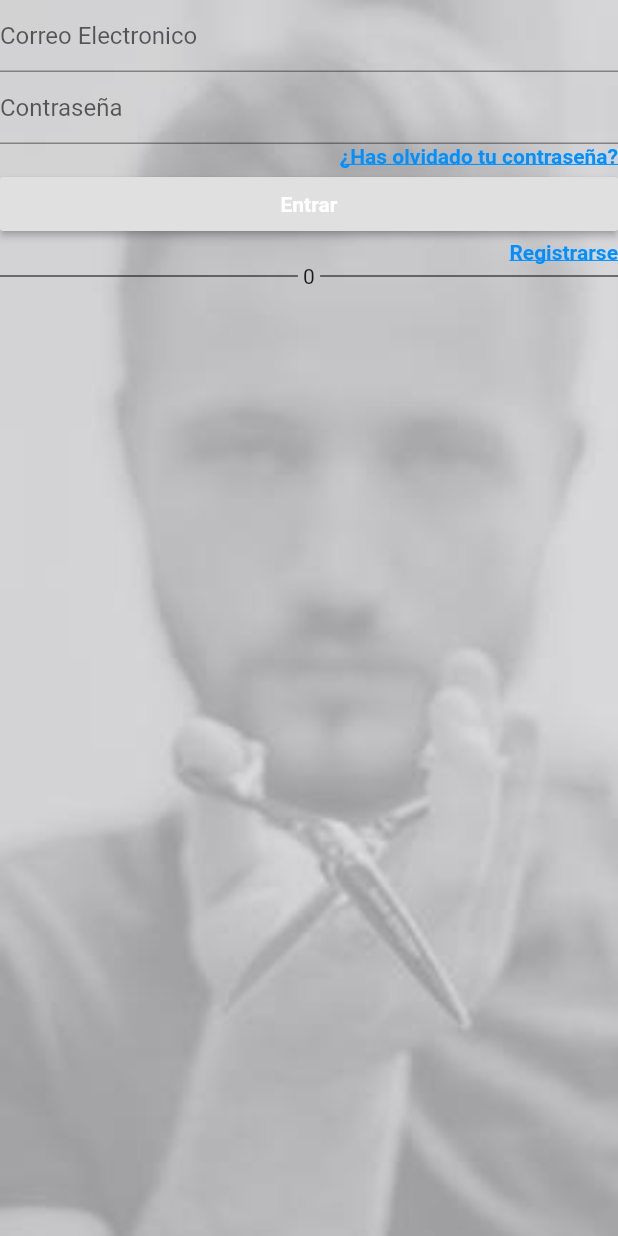
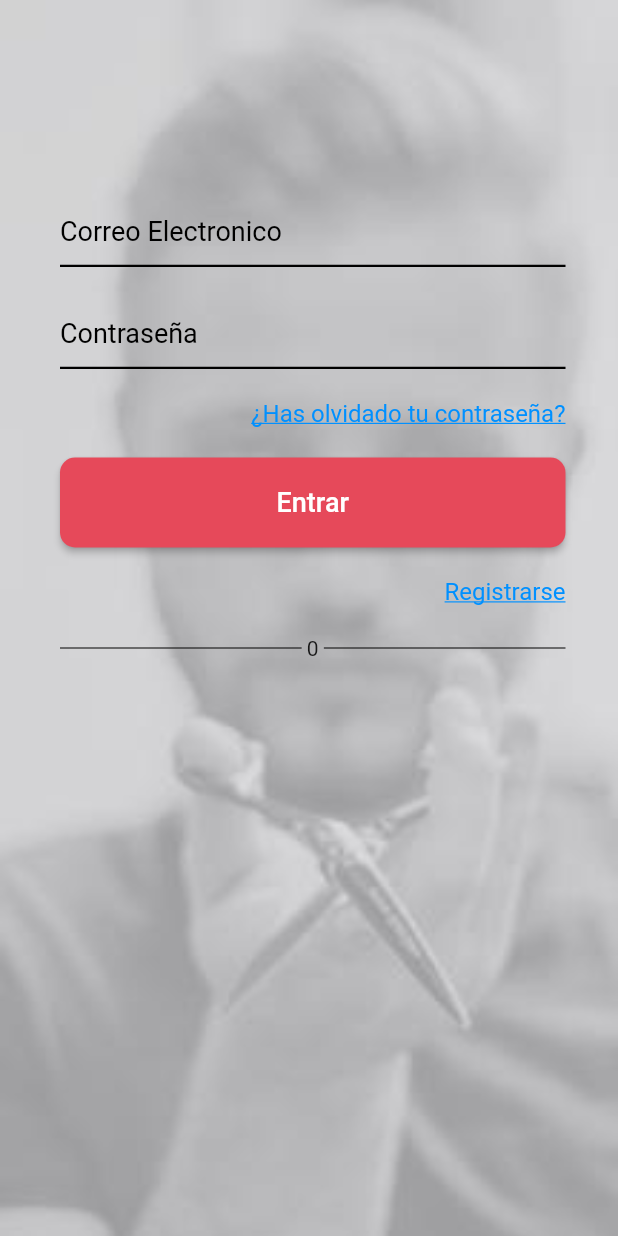
Before and after one commit to Canarygo1/cutHair, a Flutter app: the screen it shows after launch, on a phone screen of 412 x 824 dp. Run offline on Flutter 3.47's test engine with Material 2 defaults, Android fonts, the phone set to English and light mode, and no system bars.

Commit message:
login prueba

```diff
--- a/lib/login.dart
+++ b/lib/login.dart
@@ -5,10 +5,21 @@ class login extends StatelessWidget {
 
   Widget emailTextField(){
     return Padding(
-      padding: const EdgeInsets.fromLTRB(0.0, 0.0, 0.0, 0.0),
+      padding: const EdgeInsets.fromLTRB(40.0, 130.0, 35.0, 20.0),
       child: TextFormField(
         decoration: InputDecoration(
           hintText: 'Correo Electronico',
+          enabledBorder: const UnderlineInputBorder(
+            borderSide: const BorderSide(color: Colors.black, width: 1.5),
+          ),
+          hintStyle: TextStyle(
+            color: Colors.black,
+            fontSize: 18.0,
+          ),
+        ),
+        style: TextStyle(
+          color: Colors.black,
+          fontSize: 18.0,
         ),
       ),
     );
@@ -16,19 +27,29 @@ class login extends StatelessWidget {
 
   Widget passWordTextField(){
     return Padding(
-      padding: const EdgeInsets.fromLTRB(0.0, 0.0, 0.0, 0.0),
+      padding: const EdgeInsets.fromLTRB(40.0, 0.0, 35.0, 20.0),
       child: TextFormField(
         decoration: InputDecoration(
           hintText: 'Contraseña',
+          enabledBorder: const UnderlineInputBorder(
+            borderSide: const BorderSide(color: Colors.black, width: 1.5),
+          ),
+          hintStyle: TextStyle(
+            color: Colors.black,
+            fontSize: 18.0,
+          ),
         ),
         obscureText: true,
+        style: TextStyle(
+          color: Colors.black,
         ),
+      )
     );
   }
 
   Widget TextForgetPassword(){
     return Container(
-      padding: EdgeInsets.fromLTRB(0.0, 0.0, 0.0, 0.0),
+      padding: EdgeInsets.fromLTRB(40.0, 0.0, 35.0, 20.0),
       child: GestureDetector(
         onTap: (){
 
@@ -38,9 +59,9 @@ class login extends StatelessWidget {
           textAlign: TextAlign.right,
           style: TextStyle(
             color: Color.fromRGBO(0, 144, 255, 1),
-            fontWeight: FontWeight.bold,
             decoration: TextDecoration.underline,
             decorationColor: Color.fromRGBO(0, 144, 255, 1),
+            fontSize: 16.0,
           ),
         ),
       )
@@ -49,25 +70,32 @@ class login extends StatelessWidget {
 
   Widget buttonLoginIn(){
     return Container(
-      padding: const EdgeInsets.fromLTRB(0.0, 0.0, 0.0, 0.0),
+      padding: const EdgeInsets.fromLTRB(40.0, 0.0, 35.0, 20.0),
+      child: ButtonTheme(
         child: RaisedButton(
           child: Text(
             'Entrar',
             style: TextStyle(
               color: Colors.white,
-            fontWeight: FontWeight.bold,
+              fontSize: 18.0,
             ),
           ),
           onPressed: (){
 
           },
+          shape: RoundedRectangleBorder(
+            borderRadius: new BorderRadius.circular(10.0),
+          ),
+        ),
+        height: 60.0,
+        buttonColor: Color.fromRGBO(230, 73, 90, 1),
       ),
     );
   }
 
   Widget TextRegister(){
     return Container(
-      padding: EdgeInsets.fromLTRB(0.0, 0.0, 0.0, 0.0),
+        padding: EdgeInsets.fromLTRB(40.0, 0.0, 35.0, 20.0),
         child: GestureDetector(
           onTap: (){
 
@@ -77,9 +105,9 @@ class login extends StatelessWidget {
             textAlign: TextAlign.right,
             style: TextStyle(
               color: Color.fromRGBO(0, 144, 255, 1),
-              fontWeight: FontWeight.bold,
               decoration: TextDecoration.underline,
               decorationColor: Color.fromRGBO(0, 144, 255, 1),
+              fontSize: 16.0,
             ),
           ),
         )
@@ -88,15 +116,24 @@ class login extends StatelessWidget {
 
   Widget lineDivisor(){
     return Container(
-      padding: EdgeInsets.fromLTRB(0.0, 0.0, 0.0, 0.0),
+      padding: EdgeInsets.fromLTRB(40.0, 0.0, 35.0, 20.0),
       child: Row(
         children: [
-
-          Expanded(child: Divider(height: 1)),
+          Expanded(
+              child: Divider(
+                  height: 5.0,
+                  color: Colors.black,
+                ),
+          ),
           Text(
               ' 0 '
           ),
-          Expanded(child: Divider(height: 1)),
+          Expanded(
+              child: Divider(
+                height: 5.0,
+                color: Colors.black,
+              ),
+          ),
         ],
       ),
     );
```
Lines whose indentation alone changed are shown as unchanged.
